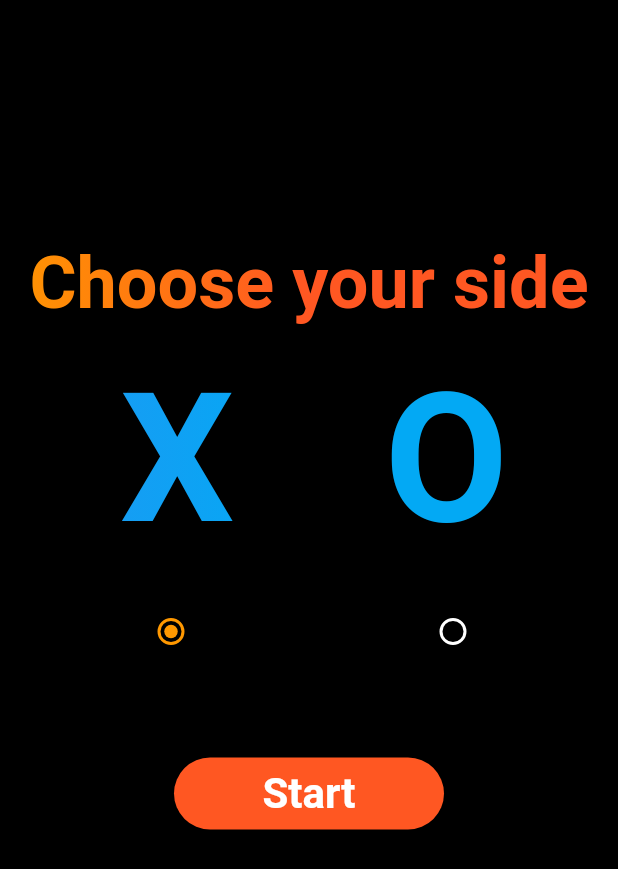
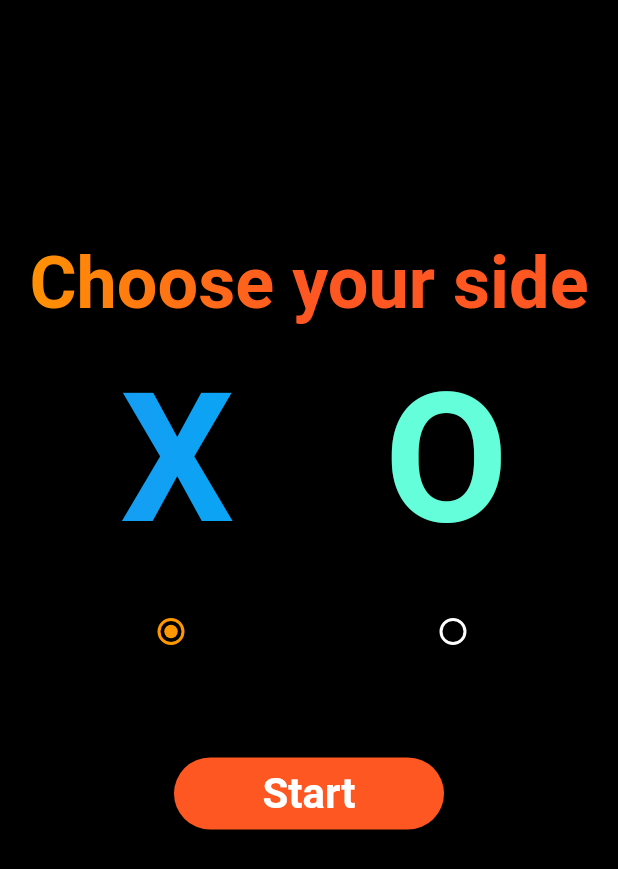
Before and after one commit to devenderbutani21/tictactoeflutterapp, a Flutter app: the ChooseScreen screen opened by its route, on a phone screen of 412 x 824 dp. Shown: the top 869 px of the screen. Run offline on Flutter 3.47's test engine with Material 2 defaults, Android fonts, the phone set to English and light mode, and no system bars.

Commit message:
Color change for X&O

```diff
--- a/lib/screens/choose_screen.dart
+++ b/lib/screens/choose_screen.dart
@@ -26,6 +26,20 @@ class _ChooseScreenState extends State<ChooseScreen> {
     colors: <Color>[
       Colors.blue,
       Colors.lightBlue,
+    ],
+  ).createShader(
+    Rect.fromLTWH(
+      0.0,
+      0.0,
+      200.0,
+      70.0,
+    ),
+  );
+
+  final Shader linearGradient3 = LinearGradient(
+    colors: <Color>[
+      Colors.teal,
+      Colors.tealAccent,
     ],
   ).createShader(
     Rect.fromLTWH(
@@ -82,7 +96,7 @@ class _ChooseScreenState extends State<ChooseScreen> {
                   style: TextStyle(
                     fontSize: 120,
                     fontWeight: FontWeight.bold,
-                    foreground: Paint()..shader = linearGradient2,
+                    foreground: Paint()..shader = linearGradient3,
                   ),
                 ),
               ],
```
Also changed, not shown: lib/screens/game_screen.dart (+30 -2 lines).
